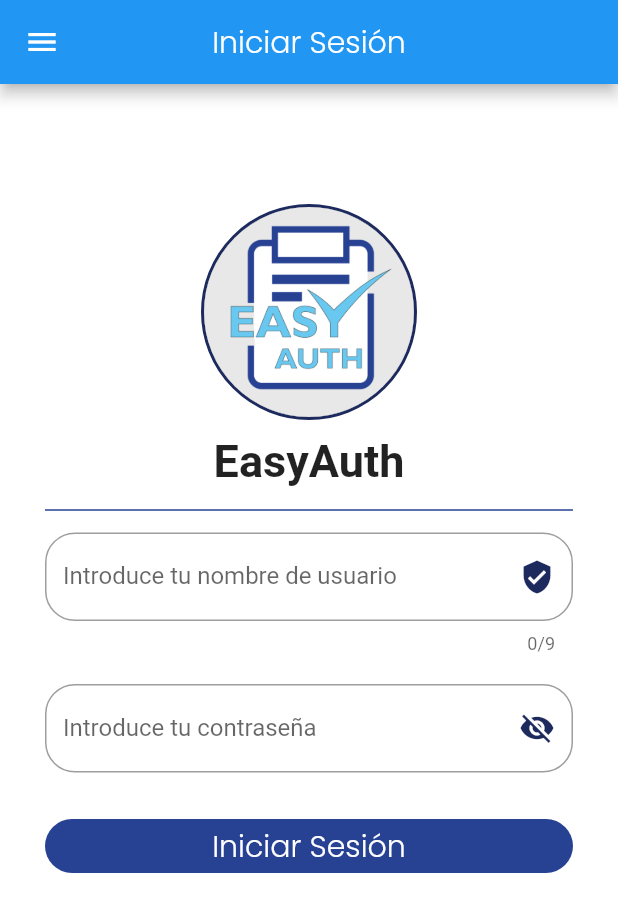
After one commit to SoftEvolution21/Movil_EasyAuth, a Flutter app: the Login screen opened by its route, after a tap on "Iniciar Sesión", on a phone screen of 412 x 824 dp. The commit adds this screen. Shown: the top 912 px of the screen. Run offline on Flutter 3.47's test engine with Material 2 defaults, Android fonts, the phone set to English and light mode, and no system bars; our stand-ins replace carousel_slider; accounts and stored records are empty; network calls fail.

Commit message:
Snapshot 02 - Versión 1.0.1 Login y Redirección de usuarios

```diff
--- a/lib/main.dart
+++ b/lib/main.dart
@@ -1,3 +1,6 @@
+import 'package:easyauth/docente/docente.dart';
+import 'package:easyauth/solicitante/listado.dart';
+import 'package:easyauth/solicitante/login.dart';
 import 'package:easyauth/src/home.dart';
 import 'package:flutter/material.dart';
 
@@ -18,6 +21,9 @@ class MyApp extends StatelessWidget {
       initialRoute: HomePage.routName,
       routes: {
         HomePage.routName: (BuildContext context) => HomePage(),
+        Login.routName: (BuildContext context) => Login(),
+        ForoDocente.routName: (BuildContext context) => ForoDocente(),
+        ListadoPermisos.routName: (BuildContext context) => ListadoPermisos(),
       },
 
 
--- /dev/null
+++ b/lib/solicitante/login.dart
@@ -0,0 +1,194 @@
+import 'package:easyauth/docente/docente.dart';
+import 'package:easyauth/solicitante/listado.dart';
+import 'package:easyauth/src/menu.dart';
+import 'package:flutter/material.dart';
+import 'package:http/http.dart' as http;
+import 'dart:convert';
+
+String username;
+
+class Login extends StatefulWidget {
+
+  static final String routName = 'Login';
+
+  @override
+  _LoginState createState() => _LoginState();
+}
+
+class _LoginState extends State<Login> {
+
+  //Instanciar cotroladores
+  TextEditingController controllerUser = new TextEditingController();
+  TextEditingController controllerPass = new TextEditingController();
+
+  String mensaje = '';
+  bool passVisible  = true;
+
+  Future<List> login(BuildContext context) async{
+    final response = await http.post(Uri.parse("http://192.168.8.104/permisosEasyAuth/login.php"),
+
+    body:{
+      "usuario": controllerUser.text,
+      "pass": controllerPass.text,
+    });
+
+    var datauser = json.decode(response.body);
+
+    if(datauser.length == 0){
+      setState(() {
+        AlertDialog alertDialog = new AlertDialog(
+          content: Text("Usuario no encontrado"),
+          actions: <Widget>[
+            RaisedButton(
+              shape: StadiumBorder(),
+              child: Text("Aceptar",style: TextStyle(color: Colors.white),),
+              color: Theme.of(context).primaryColor,
+              onPressed: ()=> Navigator.pop(context),
+            ),
+          ],
+        );
+        showDialog(context: context, builder: (context)=> alertDialog);
+      });
+    } else{
+
+      if(datauser[0]['idctg_tipousuario']==2){
+        Navigator.pushReplacementNamed(context, ForoDocente.routName);
+      }
+
+      else if(datauser[0]['idctg_tipousuario']==3){
+        Navigator.pushReplacementNamed(context, ListadoPermisos.routName);
+      }
+
+      else {
+
+      }
+
+      setState(() {
+         username = datauser[0]['usuario'];
+      });
+    }
+    return datauser;
+  }
+
+  @override
+
+  Widget build(BuildContext context) {
+   return Scaffold(
+
+      appBar: AppBar(
+        centerTitle: true,
+        title: Text('Iniciar Sesión',style: Theme.of(context).textTheme.title,),
+      ),
+      drawer: Menu(),
+
+
+      body: ListView(
+        //Bajamos el contenido
+        padding: EdgeInsets.symmetric(
+          horizontal: 30.0,
+          vertical: 80.0
+        ),
+
+        children: <Widget>[
+
+          Container(
+            child: CircleAvatar(//Envolverlo para agregarle un borde
+              radius: 70.0,
+              //Usamos el ClipOval para ajustar bien la imagen
+              child: ClipOval(
+                child: Image.asset('assets/img/EasyAuth2.png'),
+              ),
+            ),
+            decoration: BoxDecoration(//agregando borde
+              shape: BoxShape.circle,
+              border: Border.all(
+                color: Theme.of(context).primaryColorDark,
+                width: 2.0,
+              )
+            ),
+          ),
+
+          SizedBox(height: 10.0,),
+          Align(
+            alignment: Alignment.center + Alignment(0, .1),
+            child: Text('EasyAuth', style: Theme.of(context).textTheme.body1),
+          ),
+
+          Divider(
+            height: 30.0,
+            color: Theme.of(context).primaryColor,
+            thickness: 1.0,
+          ),
+          //Formulario
+          TextField(
+            controller: controllerUser,
+            maxLength: 9,
+            keyboardType: TextInputType.number,
+            decoration: InputDecoration(
+              hintText: 'Usuario',
+              labelText: 'Introduce tu nombre de usuario',
+              suffixIcon: Icon(
+                Icons.verified_user,
+                color: Theme.of(context).primaryColorDark,
+              ),
+              border: OutlineInputBorder(
+                borderRadius: BorderRadius.circular(20.0),
+                borderSide: BorderSide(color: Theme.of(context).primaryColor)
+              )
+            ),
+            onChanged: (valor){
+              if(valor.isEmpty) return "Campo Obligatorio";
+            },
+          ),
+
+          SizedBox(
+            height: 20.0,
+          ),
+          TextField(
+            controller: controllerPass,
+            textCapitalization: TextCapitalization.characters,
+            obscureText: passVisible,
+            decoration: InputDecoration(
+              hintText: 'Contraseña',
+              labelText: 'Introduce tu contraseña',
+              suffixIcon: IconButton(
+                icon: Icon(
+                  passVisible
+                  ? Icons.visibility_off
+                  : Icons.visibility,
+                  color: Theme.of(context).primaryColorDark,
+                ),
+                onPressed: (){
+                  setState(() {
+                     passVisible = !passVisible;
+                  });
+                },
+              ),
+              border: OutlineInputBorder(
+                borderRadius: BorderRadius.circular(20.0),
+                borderSide: BorderSide(color: Theme.of(context).primaryColor)
+              ),
+            ),
+            onChanged: (valor){},
+          ),
+
+          SizedBox(
+            height: 25.0,
+          ),
+          FlatButton(
+            shape: StadiumBorder(),
+            child: Text('Iniciar Sesión',
+              style: Theme.of(context).textTheme.title,
+            ),
+            color: Theme.of(context).primaryColor,
+            onPressed: (){
+              login(context);
+              //Navigator.pop(context);
+            },
+          ),
+        ],
+      ),
+
+    );
+  }
+}
```
Also changed, not shown: lib/componentes/carousel.dart (+14 -1 lines), lib/docente/docente.dart (added, +54 -0 lines), lib/solicitante/listado.dart (added, +67 -0 lines), lib/src/menu.dart (+2 -23 lines), Conexión_BD(Archivos Adicionales)/Readme.txt (added), 3 other files.
